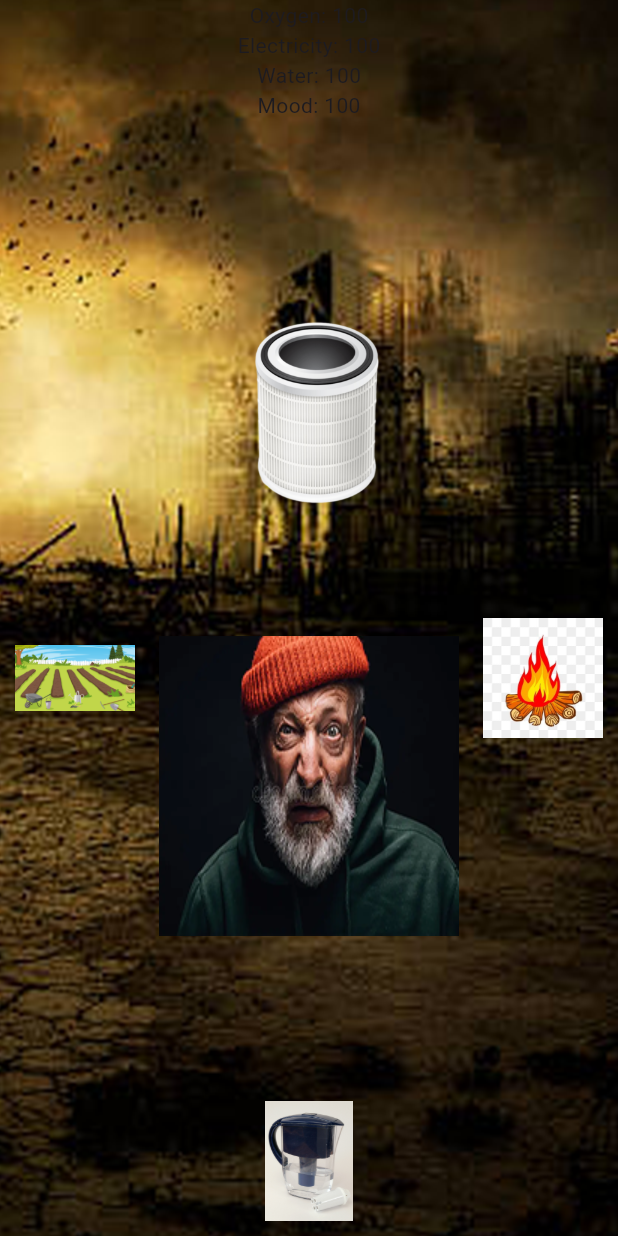
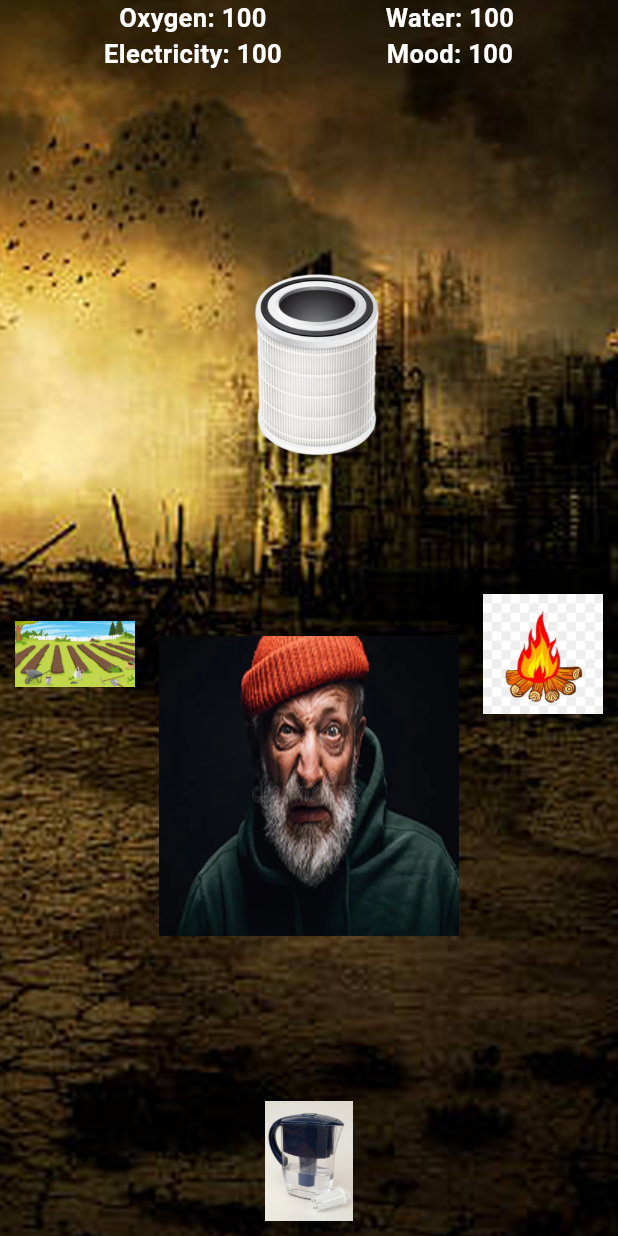
Before and after one commit to InYanInIn/toxic_survival, a Flutter app: the screen it shows after launch, on a phone screen of 412 x 824 dp. Run offline on Flutter 3.47's test engine with Material 3 defaults, Android fonts, the phone set to English and light mode, and no system bars.

Commit message:
небольшие, но приятные изменения

```diff
--- a/lib/main.dart
+++ b/lib/main.dart
@@ -1,5 +1,4 @@
 import 'package:flutter/material.dart';
-
 
 void main() {
   runApp(MyGame());
@@ -23,7 +22,8 @@ class MenuItem {
   final Function onPressed;
   final String description;
 
-  MenuItem({required this.text, required this.onPressed, required this.description});
+  MenuItem(
+      {required this.text, required this.onPressed, required this.description});
 }
 
 class MainScreen extends StatefulWidget {
@@ -32,47 +32,19 @@ class MainScreen extends StatefulWidget {
 }
 
 class _MainScreenState extends State<MainScreen> {
-  int oxygen = 100;
-  int electricity = 100;
-  int water = 100;
-  int mood = 100;
+  Map<String, int> resources = {
+    'oxygen': 100,
+    'electricity': 100,
+    'water': 100,
+    'mood': 100,
+  };
 
-
-
-  void changeResource(int resource1, int resource2, int count){
-    print('$resource1 $resource2 $count');
+  void changeResource(String resource1, String resource2, int count) {
     setState(() {
-      switch(resource1){
-        case 0:
-          oxygen += count;
-          break;
-        case 1:
-          electricity += count;
-          break;
-        case 2:
-          water += count;
-          break;
-        case 3:
-          mood += count;
-          break;
-      }
-      switch(resource2){
-        case 0:
-          oxygen -= count;
-          break;
-        case 1:
-          electricity -= count;
-          break;
-        case 2:
-          water -= count;
-          break;
-        case 3:
-          mood -= count;
-          break;
-      }
+      resources[resource1] = (resources[resource1] ?? 0) + count;
+      resources[resource2] = (resources[resource2] ?? 0) - count;
     });
   }
-
 
   List<MenuItem> menuItemsOxygen = [];
   late List<MenuItem> menuItemsMood = [];
@@ -82,14 +54,69 @@ class _MainScreenState extends State<MainScreen> {
   @override
   void initState() {
     super.initState();
-    menuItemsOxygen = [MenuItem(text: 'Открыть окно', onPressed: () => changeResource(0, 1, 5), description: "description")];
-    menuItemsMood = [MenuItem(text: 'Выпить воды', onPressed: () => changeResource(3, 2, 5), description: "description")];
-    menuItemsElectricity = [MenuItem(text: 'Сжечь мусор', onPressed: () => changeResource(1, 0, 5), description: "description")];
-    menuItemWater = [MenuItem(text: 'Отфильтроваить воду', onPressed: () => changeResource(2, 3, 5), description: "description")];
+    menuItemsOxygen = [
+      MenuItem(
+          text: 'Открыть окно',
+          onPressed: () => changeResource('oxygen', 'electricity', 5),
+          description: "description")
+    ];
+    menuItemsOxygen.add(MenuItem(
+        text: 'Открыть окно 2',
+        onPressed: () => changeResource('oxygen', 'electricity', 10),
+        description: "description"));
+    menuItemsOxygen.add(MenuItem(
+        text: 'Открыть окно 2',
+        onPressed: () => changeResource('oxygen', 'electricity', 10),
+        description: "description"));
+    menuItemsOxygen.add(MenuItem(
+        text: 'Открыть окно 2',
+        onPressed: () => changeResource('oxygen', 'electricity', 10),
+        description: "description"));
+    menuItemsOxygen.add(MenuItem(
+        text: 'Открыть окно 2',
+        onPressed: () => changeResource('oxygen', 'electricity', 10),
+        description: "description"));
+    menuItemsOxygen.add(MenuItem(
+        text: 'Открыть окно 2',
+        onPressed: () => changeResource('oxygen', 'electricity', 10),
+        description: "description"));
+    menuItemsOxygen.add(MenuItem(
+        text: 'Открыть окно 2',
+        onPressed: () => changeResource('oxygen', 'electricity', 10),
+        description: "description"));
+    menuItemsMood = [
+      MenuItem(
+          text: 'Выпить воды',
+          onPressed: () => changeResource('mood', 'water', 5),
+          description: "description")
+    ];
+    menuItemsMood.add(MenuItem(
+        text: 'Выпить воды 2',
+        onPressed: () => changeResource('mood', 'water', 10),
+        description: "description"));
+    menuItemsElectricity = [
+      MenuItem(
+          text: 'Сжечь мусор',
+          onPressed: () => changeResource('electricity', 'oxygen', 5),
+          description: "description")
+    ];
+    menuItemsElectricity.add(MenuItem(
+        text: 'Сжечь мусор 2',
+        onPressed: () => changeResource('electricity', 'oxygen', 10),
+        description: "description"));
+    menuItemWater = [
+      MenuItem(
+          text: 'Отфильтроваить воду',
+          onPressed: () => changeResource('water', 'mood', 5),
+          description: "description")
+    ];
+    menuItemWater.add(MenuItem(
+        text: 'Отфильтроваить воду 2',
+        onPressed: () => changeResource('water', 'mood', 10),
+        description: "description"));
   }
 
-
-  void showCustomMenu(List<MenuItem> menuItems) {
+  void showCustomMenu(List<MenuItem> menuItems, String text) {
     showDialog(
       context: context,
       builder: (BuildContext context) {
@@ -104,13 +131,22 @@ class _MainScreenState extends State<MainScreen> {
               padding: const EdgeInsets.all(12.0),
               child: SingleChildScrollView(
                 child: Column(
-                  mainAxisAlignment: MainAxisAlignment.center,
-                  crossAxisAlignment: CrossAxisAlignment.start,
-                  children: menuItems.map((menuItem) {
+                  mainAxisAlignment: MainAxisAlignment.start,
+                  crossAxisAlignment: CrossAxisAlignment.center,
+                  children: [
+                    Text(
+                      'Улучшить $text',
+                      style:
+                          TextStyle(fontSize: 24, fontWeight: FontWeight.bold),
+                      textAlign: TextAlign.center,
+                    ),
+                    const SizedBox(height: 20),
+                    // Добавьте это для пространства между текстом и меню
+                    ...menuItems.map((menuItem) {
                       return Padding(
                         padding: const EdgeInsets.only(bottom: 10.0),
                         child: Container(
-                        padding: EdgeInsets.all(8.0),
+                          padding: const EdgeInsets.all(8.0),
                           decoration: BoxDecoration(
                             color: Colors.grey,
                             borderRadius: BorderRadius.circular(10),
@@ -121,7 +157,8 @@ class _MainScreenState extends State<MainScreen> {
                               Text(menuItem.text),
                               TextButton(
                                 style: TextButton.styleFrom(
-                                foregroundColor: Colors.white, backgroundColor: Colors.blue,
+                                  foregroundColor: Colors.white,
+                                  backgroundColor: Colors.blue,
                                 ),
                                 child: Text('Button'),
                                 onPressed: () => menuItem.onPressed(),
@@ -131,6 +168,7 @@ class _MainScreenState extends State<MainScreen> {
                         ),
                       );
                     }).toList(),
+                  ],
                 ),
               ),
             ),
@@ -139,7 +177,6 @@ class _MainScreenState extends State<MainScreen> {
       },
     );
   }
-
 
   @override
   Widget build(BuildContext context) {
@@ -155,10 +192,39 @@ class _MainScreenState extends State<MainScreen> {
         child: SafeArea(
           child: Column(
             children: <Widget>[
-              Text('Oxygen: $oxygen'),
-              Text('Electricity: $electricity'),
-              Text('Water: $water'),
-              Text('Mood: $mood'),
+              Row(
+                mainAxisAlignment: MainAxisAlignment.spaceEvenly,
+                children: <Widget>[
+                  Column(
+                    children: <Widget>[
+                      Text('Oxygen: ${resources['oxygen']}',
+                          style: const TextStyle(
+                              color: Colors.white,
+                              fontSize: 17,
+                              fontWeight: FontWeight.bold)),
+                      Text('Electricity: ${resources['electricity']}',
+                          style: const TextStyle(
+                              color: Colors.white,
+                              fontSize: 17,
+                              fontWeight: FontWeight.bold)),
+                    ],
+                  ),
+                  Column(
+                    children: <Widget>[
+                      Text('Water: ${resources['water']}',
+                          style: const TextStyle(
+                              color: Colors.white,
+                              fontSize: 17,
+                              fontWeight: FontWeight.bold)),
+                      Text('Mood: ${resources['mood']}',
+                          style: const TextStyle(
+                              color: Colors.white,
+                              fontSize: 17,
+                              fontWeight: FontWeight.bold)),
+                    ],
+                  ),
+                ],
+              ),
               Expanded(
                 child: Center(
                   child: Stack(
@@ -168,35 +234,43 @@ class _MainScreenState extends State<MainScreen> {
                         top: 100,
                         right: 100,
                         child: GestureDetector(
-                          onTap: () => showCustomMenu(menuItemsOxygen),
-                          child: Image.asset('assets/object4.png', width: 200, height: 200),
+                          onTap: () =>
+                              showCustomMenu(menuItemsOxygen, 'кислород'),
+                          child: Image.asset('assets/object4.png',
+                              width: 200, height: 200),
                         ),
                       ),
                       Positioned(
                         right: 10,
                         child: GestureDetector(
-                          onTap: () => showCustomMenu(menuItemsElectricity),
-                          child: Image.asset('assets/object1.png', width: 80, height: 80),
+                          onTap: () => showCustomMenu(
+                              menuItemsElectricity, 'элетричество'),
+                          child: Image.asset('assets/object1.png',
+                              width: 80, height: 80),
                         ),
                       ),
                       Positioned(
                         bottom: 10,
                         child: GestureDetector(
-                          onTap: () => showCustomMenu(menuItemWater),
-                          child: Image.asset('assets/object2.png', width: 80, height: 80),
+                          onTap: () => showCustomMenu(menuItemWater, 'воду'),
+                          child: Image.asset('assets/object2.png',
+                              width: 80, height: 80),
                         ),
                       ),
                       Positioned(
                         left: 10,
                         child: GestureDetector(
-                          onTap: () => showCustomMenu(menuItemsMood),
-                          child: Image.asset('assets/object3.png', width: 80, height: 80),
+                          onTap: () =>
+                              showCustomMenu(menuItemsMood, 'настроение'),
+                          child: Image.asset('assets/object3.png',
+                              width: 80, height: 80),
                         ),
                       ),
                       Positioned(
                         bottom: 200,
                         child: GestureDetector(
-                          child: Image.asset('assets/hero.png', width: 200, height: 200),
+                          child: Image.asset('assets/hero.png',
+                              width: 200, height: 200),
                         ),
                       ),
                     ],
```
Lines whose indentation alone changed are shown as unchanged.
